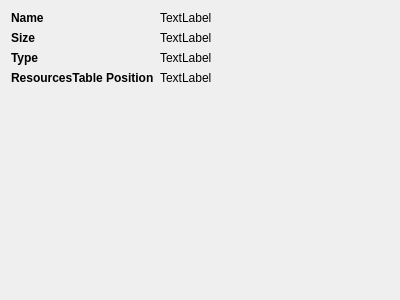
deiandrei/POPTools, file POPToolset/FileViewerForm.ui: the form before one commit.
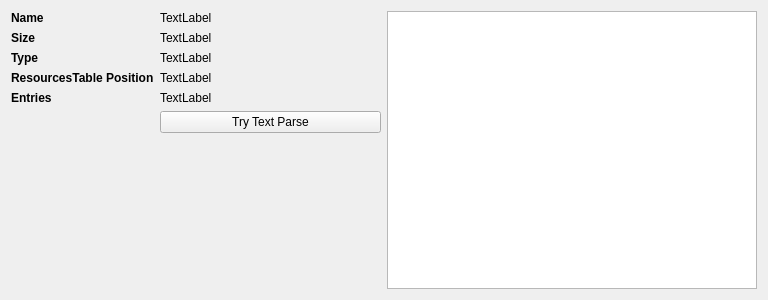
The form after the commit.

Patch:
```diff
--- a/POPToolset/FileViewerForm.ui
+++ b/POPToolset/FileViewerForm.ui
@@ -6,15 +6,15 @@
    <rect>
     <x>0</x>
     <y>0</y>
-    <width>400</width>
+    <width>768</width>
     <height>300</height>
    </rect>
   </property>
   <property name="windowTitle">
    <string>FileViewerForm</string>
   </property>
-  <layout class="QGridLayout" name="gridLayout">
-   <item row="0" column="0">
+  <layout class="QHBoxLayout" name="horizontalLayout">
+   <item>
     <layout class="QFormLayout" name="formLayout">
      <item row="0" column="0">
       <widget class="QLabel" name="label1">
@@ -99,6 +99,47 @@
       <widget class="QLabel" name="grsIdLabel">
        <property name="text">
         <string>TextLabel</string>
+       </property>
+      </widget>
+     </item>
+     <item row="4" column="0">
+      <widget class="QLabel" name="label_4">
+       <property name="font">
+        <font>
+         <weight>75</weight>
+         <bold>true</bold>
+        </font>
+       </property>
+       <property name="text">
+        <string>Entries</string>
+       </property>
+      </widget>
+     </item>
+     <item row="4" column="1">
+      <widget class="QLabel" name="entriesCountLabel">
+       <property name="text">
+        <string>TextLabel</string>
+       </property>
+      </widget>
+     </item>
+     <item row="5" column="1">
+      <widget class="QPushButton" name="tryTextParse">
+       <property name="text">
+        <string>Try Text Parse</string>
+       </property>
+      </widget>
+     </item>
+    </layout>
+   </item>
+   <item>
+    <layout class="QVBoxLayout" name="verticalLayout">
+     <item>
+      <widget class="QListWidget" name="filesList">
+       <property name="sizePolicy">
+        <sizepolicy hsizetype="Preferred" vsizetype="Expanding">
+         <horstretch>0</horstretch>
+         <verstretch>0</verstretch>
+        </sizepolicy>
        </property>
       </widget>
      </item>
```
